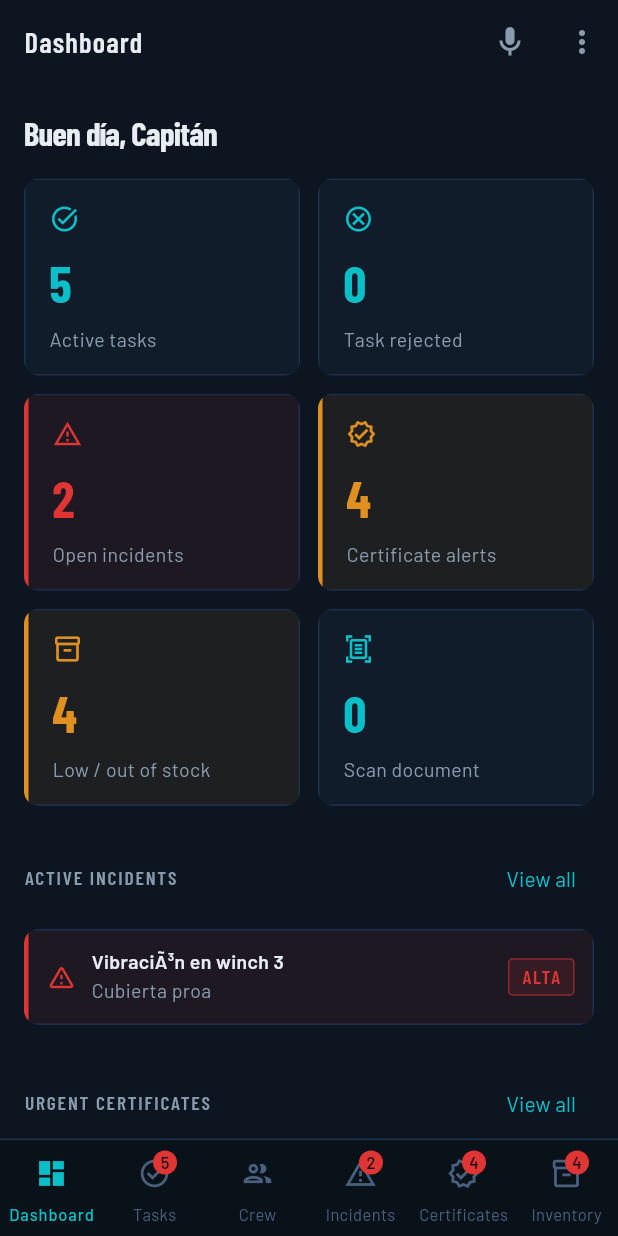
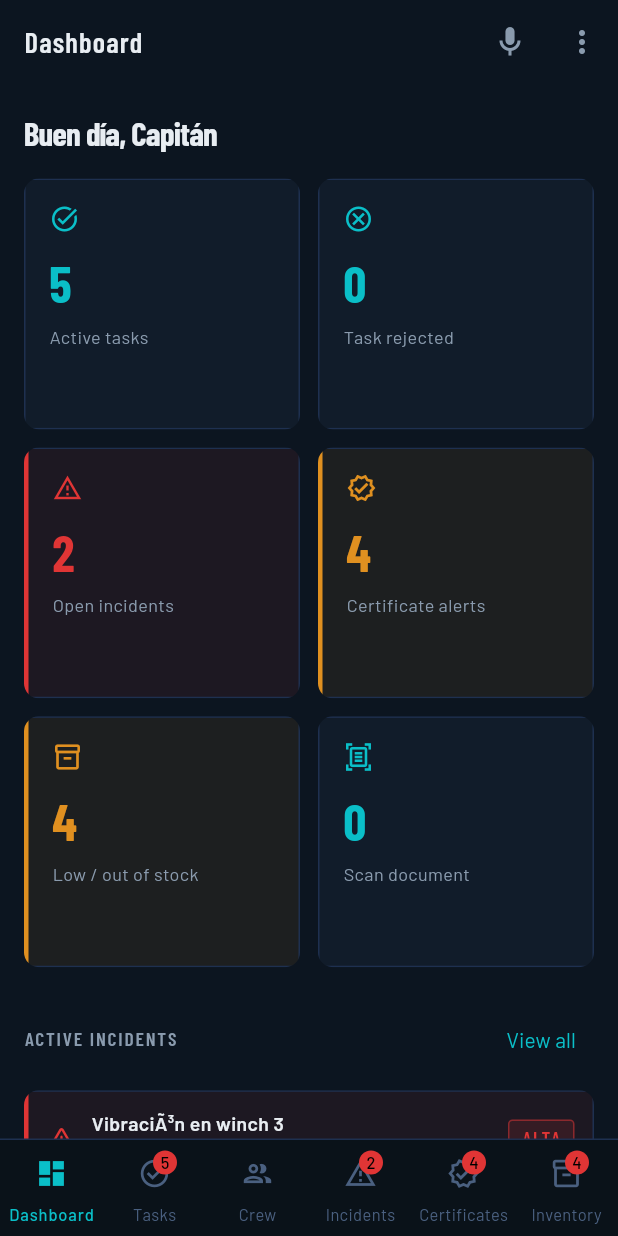
Before and after one commit to vicentellorens-collab/smart_yat, a Flutter app: the ManagerHome screen opened directly, on a phone screen of 412 x 824 dp. Run offline on Flutter 3.47's test engine with Material 3 defaults, Android fonts, the light colour scheme and no system bars; our stand-ins replace connectivity_plus, file_picker, flutter_secure_storage, flutter_tts, google_fonts, image_picker and 4 more; accounts and stored records are empty; statements that could not run were skipped.

Commit message:
fix(ui): Bloque 6 - overflows y truncados + sistema de contexto persistente (CHANGELOG + CLAUDE)

```diff
--- a/lib/screens/manager/dashboard_screen.dart
+++ b/lib/screens/manager/dashboard_screen.dart
@@ -50,7 +50,7 @@
             physics: const NeverScrollableScrollPhysics(),
             crossAxisSpacing: 12,
             mainAxisSpacing: 12,
-            childAspectRatio: 1.4,
+            childAspectRatio: 1.1,
             children: [
               StatCard(
                 label: l10n.activeTasks,
--- a/lib/widgets/common_widgets.dart
+++ b/lib/widgets/common_widgets.dart
@@ -73,7 +73,14 @@
               const SizedBox(height: 8),
               Text(value, style: AppTheme.displayCondensed(size: 34, color: color)),
               const SizedBox(height: 4),
-              Flexible(child: Text(label, style: AppTheme.label(size: 13), overflow: TextOverflow.ellipsis)),
+              Flexible(
+                child: Text(
+                  label,
+                  style: AppTheme.label(size: 12).copyWith(height: 1.15),
+                  maxLines: 2,
+                  overflow: TextOverflow.ellipsis,
+                ),
+              ),
             ],
           ),
         ),
```
Also changed, not shown: lib/screens/crew/hey_yat_screen.dart (+6 -5 lines), 3 other files.
